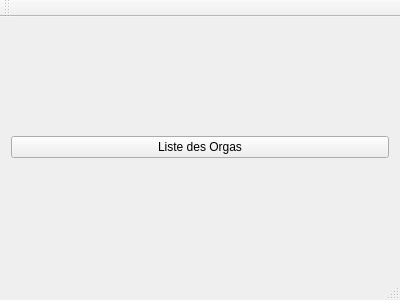
First picture: the form in ui/mainwindow.ui, repository padenot/PlanningMaker, before the edit.
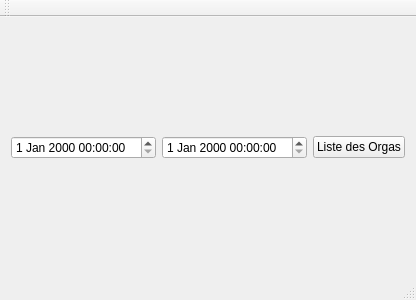
Second picture: the form after the edit.

The edit to the form file:
```diff
--- a/ui/mainwindow.ui
+++ b/ui/mainwindow.ui
@@ -15,6 +15,12 @@
   </property>
   <widget class="QWidget" name="centralWidget">
    <layout class="QHBoxLayout" name="horizontalLayout">
+    <item>
+     <widget class="QDateTimeEdit" name="dateTimeEdit_2"/>
+    </item>
+    <item>
+     <widget class="QDateTimeEdit" name="dateTimeEdit"/>
+    </item>
     <item>
      <widget class="QPushButton" name="pushButton">
       <property name="text">
```
